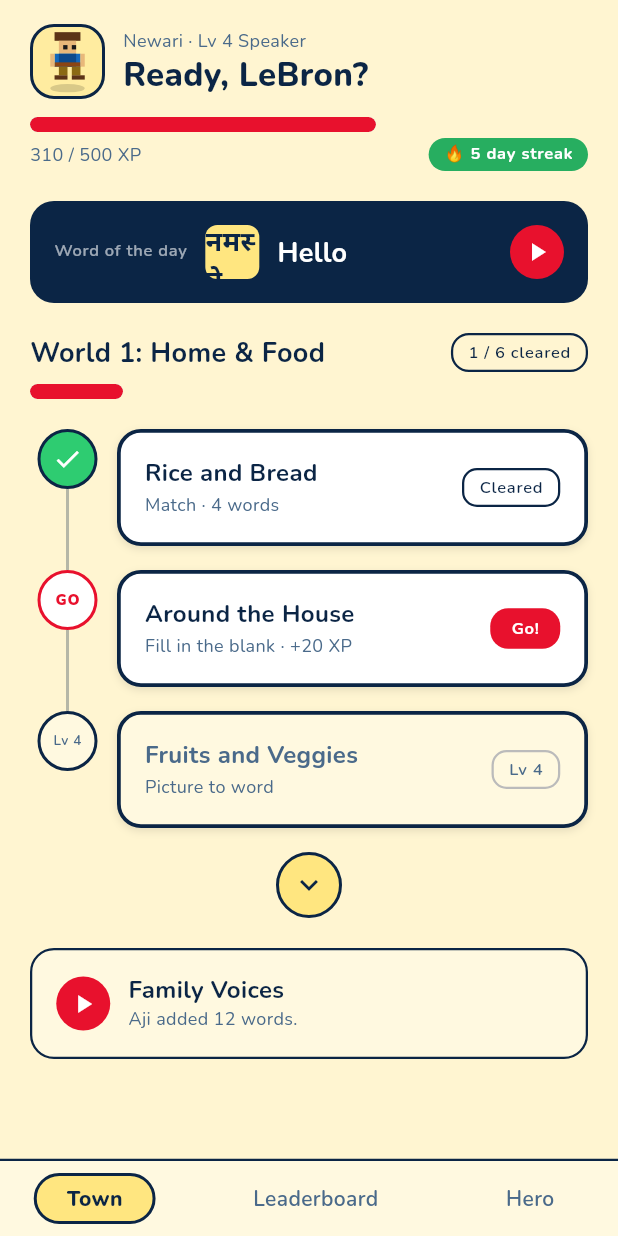
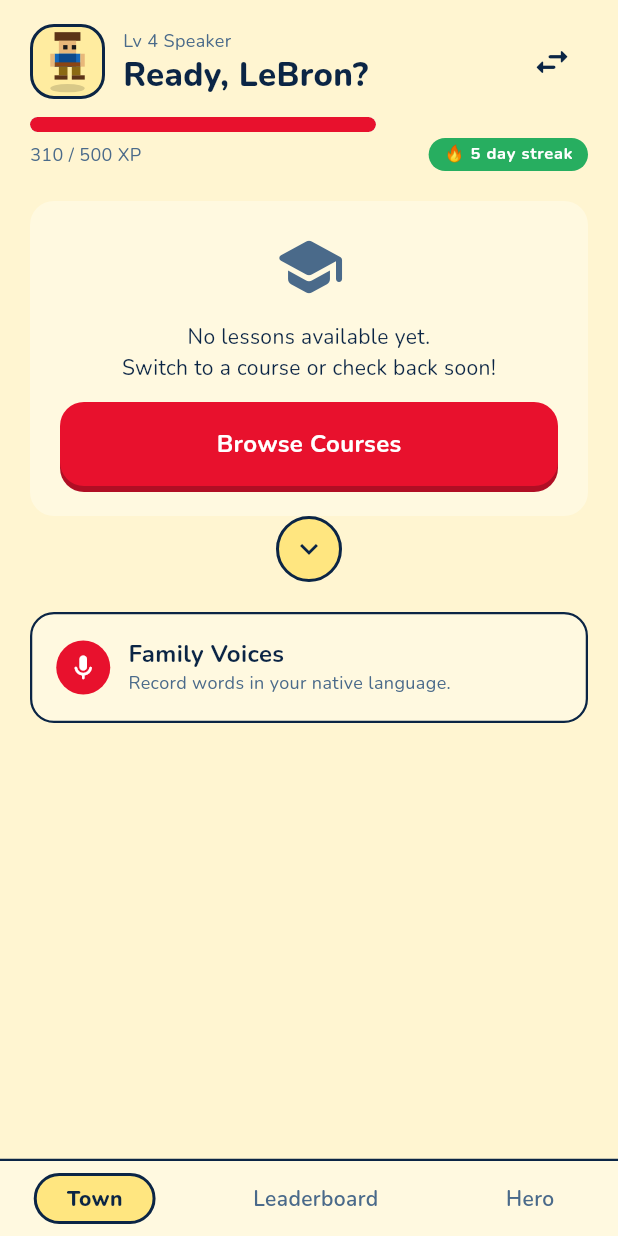
Before and after one commit to Prakritsigdel/glossa, a Flutter app: the TownScreen screen opened by its route, on a phone screen of 412 x 824 dp. Run offline on Flutter 3.47's test engine with Material 3 defaults, Android fonts, the phone set to English and light mode, and no system bars; our stand-ins replace flutter_riverpod, flutter_secure_storage, go_router; accounts and stored records are empty; network calls fail.

Commit message:
feat(town): group lessons by units and display progress

```diff
--- a/lib/features/town/screens/town_screen.dart
+++ b/lib/features/town/screens/town_screen.dart
@@ -6,6 +6,7 @@ import 'package:glossa_app/app/theme/glossa_colors.dart';
 import 'package:glossa_app/app/theme/glossa_typography.dart';
 import 'package:glossa_app/core/constants/spacing.dart';
 import 'package:glossa_app/core/widgets/glossa_card.dart';
+import 'package:glossa_app/core/widgets/glossa_button.dart';
 import 'package:glossa_app/core/widgets/hero_avatar.dart';
 import 'package:glossa_app/core/widgets/progress_bar.dart';
 import 'package:glossa_app/shared/providers/game_state_provider.dart';
@@ -20,12 +21,10 @@ class TownScreen extends ConsumerStatefulWidget {
 
 class _TownScreenState extends ConsumerState<TownScreen> {
   bool _isExpanded = false;
-  final Map<String, String> wordOfTheDay = {
-    'devanagari': 'नमस्ते',
-    'english': 'Hello',
-  };
+  bool _isStartingLesson = false;
 
   Future<void> _startLesson(Lesson lesson) async {
+    if (_isStartingLesson) return;
     if (lesson.status == LessonStatus.locked) {
       ScaffoldMessenger.of(context).showSnackBar(
         SnackBar(
@@ -36,6 +35,7 @@ class _TownScreenState extends ConsumerState<TownScreen> {
       );
       return;
     }
+    setState(() => _isStartingLesson = true);
     try {
       await ref.read(gameStateProvider.notifier).startLesson(lesson.id);
       if (mounted) {
@@ -46,6 +46,10 @@ class _TownScreenState extends ConsumerState<TownScreen> {
         ScaffoldMessenger.of(context)
             .showSnackBar(SnackBar(content: Text(error.toString())));
       }
+    } finally {
+      if (mounted) {
+        setState(() => _isStartingLesson = false);
+      }
     }
   }
 
@@ -54,10 +58,15 @@ class _TownScreenState extends ConsumerState<TownScreen> {
     final gs = ref.watch(gameStateProvider);
     final user = gs.user;
     final lessons = gs.lessons;
-    final cleared = lessons
-        .where((l) => l.status == LessonStatus.cleared)
-        .length;
-    final displayLessons = _isExpanded ? lessons : lessons.take(3).toList();
+    final units = gs.units;
+
+    // Group lessons by unitId
+    final lessonsByUnit = <int, List<Lesson>>{};
+    for (final lesson in lessons) {
+      if (lesson.unitId != null) {
+        lessonsByUnit.putIfAbsent(lesson.unitId!, () => []).add(lesson);
+      }
+    }
 
     return Scaffold(
       body: SafeArea(
@@ -73,7 +82,7 @@ class _TownScreenState extends ConsumerState<TownScreen> {
                   crossAxisAlignment: CrossAxisAlignment.start,
                   children: [
                     const SizedBox(height: Spacing.lg),
-                    // Player header
+                    // Player header with course switcher button
                     Row(
                       children: [
                         HeroAvatar(
@@ -88,7 +97,7 @@ class _TownScreenState extends ConsumerState<TownScreen> {
                             crossAxisAlignment: CrossAxisAlignment.start,
                             children: [
                               Text(
-                                '${user.languageName} · Lv ${user.level} ${user.heroClassName}',
+                                'Lv ${user.level} ${user.heroClassName}',
                                 style: GlossaTypography.bodySmall,
                               ),
                               Text(
@@ -97,6 +106,17 @@ class _TownScreenState extends ConsumerState<TownScreen> {
                               ),
                             ],
                           ),
+                        ),
+                        // Course switcher button
+                        IconButton(
+                          icon: const Icon(
+                            Icons.swap_horiz_rounded,
+                            color: GlossaColors.blueNavy,
+                            size: 28,
+                          ),
+                          onPressed: () =>
+                              context.push(AppRoutes.courseSwitcher),
+                          tooltip: 'Switch course',
                         ),
                       ],
                     ),
@@ -133,125 +153,59 @@ class _TownScreenState extends ConsumerState<TownScreen> {
                       ],
                     ),
                     const SizedBox(height: Spacing.xl),
-                    // Word of the day
+                    // Dynamic unit sections
+                    if (units.isEmpty)
                       Container(
-                      padding: const EdgeInsets.all(Spacing.lg),
+                        width: double.infinity,
+                        padding: const EdgeInsets.all(Spacing.xl),
                         decoration: BoxDecoration(
-                        color: GlossaColors.blueNavy,
-                        borderRadius: BorderRadius.circular(Spacing.cardRadius),
+                          color: GlossaColors.creamPale,
+                          borderRadius:
+                              BorderRadius.circular(Spacing.cardRadius),
                         ),
-                      child: Row(
+                        child: Column(
                           children: [
-                          Column(
-                            crossAxisAlignment: CrossAxisAlignment.start,
-                            children: [
+                            const Icon(Icons.school_rounded,
+                                size: 48, color: GlossaColors.textSubtle),
+                            const SizedBox(height: Spacing.md),
                             Text(
-                                'Word of the day',
-                                style: GlossaTypography.labelSmall.copyWith(
-                                  color: Colors.white60,
+                              'No lessons available yet.\nSwitch to a course or check back soon!',
+                              style: GlossaTypography.bodyMedium,
+                              textAlign: TextAlign.center,
                             ),
-                              ),
-                              const SizedBox(height: 2),
-                            ],
-                          ),
-                          const SizedBox(width: Spacing.md),
-                          Container(
-                            width: 36,
-                            height: 36,
-                            decoration: BoxDecoration(
-                              color: GlossaColors.yellowPrimary,
-                              borderRadius: BorderRadius.circular(8),
-                            ),
-                            child: Center(
-                              child: Text(
-                                wordOfTheDay['devanagari']!,
-                                style: const TextStyle(
-                                  fontFamily: 'NotoSansDevanagari',
-                                  fontSize: 18,
-                                  fontWeight: FontWeight.w700,
-                                ),
-                              ),
-                            ),
-                          ),
-                          const SizedBox(width: Spacing.md),
-                          Expanded(
-                            child: Text(
-                              wordOfTheDay['english']!,
-                              style: GlossaTypography.headlineMedium.copyWith(
-                                color: GlossaColors.white,
-                              ),
-                            ),
-                          ),
-                          Container(
-                            width: 36,
-                            height: 36,
-                            decoration: const BoxDecoration(
-                              color: GlossaColors.redAction,
-                              shape: BoxShape.circle,
-                            ),
-                            child: const Icon(
-                              Icons.play_arrow,
-                              color: GlossaColors.white,
-                              size: 20,
-                            ),
+                            const SizedBox(height: Spacing.md),
+                            GlossaButton(
+                              label: 'Browse Courses',
+                              onPressed: () =>
+                                  context.push(AppRoutes.courseSwitcher),
                             ),
                           ],
                         ),
-                    ),
-                    const SizedBox(height: Spacing.xl),
-                    // World progress
-                    Row(
-                      children: [
-                        Expanded(
-                          child: Text(
-                            'World 1: Home & Food',
-                            style: GlossaTypography.headlineMedium,
-                          ),
-                        ),
-                        Container(
-                          padding: const EdgeInsets.symmetric(
-                            horizontal: 10,
-                            vertical: 4,
-                          ),
-                          decoration: BoxDecoration(
-                            borderRadius: BorderRadius.circular(12),
-                            border: Border.all(
-                              color: GlossaColors.blueNavy,
-                              width: 1.5,
-                            ),
-                          ),
-                          child: Text(
-                            '$cleared / ${lessons.length} cleared',
-                            style: GlossaTypography.labelSmall.copyWith(
-                              color: GlossaColors.textDark,
-                            ),
-                          ),
-                        ),
-                      ],
-                    ),
-                    const SizedBox(height: Spacing.sm),
-                    GlossaProgressBar(
-                      progress: cleared / lessons.length,
-                      fillColor: GlossaColors.redAction,
-                    ),
-                    const SizedBox(height: Spacing.xl),
-                    // Lesson path
-                    ...displayLessons.asMap().entries.map((entry) {
-                      final i = entry.key;
-                      final lesson = entry.value;
-                      final isLast = i == displayLessons.length - 1;
-                      return _LessonPathItem(
-                        lesson: lesson,
-                        isLast: isLast,
-                        onStart: lesson.status == LessonStatus.current
-                            ? () => _startLesson(lesson)
-                            : null,
+                      )
+                    else
+                      ...units.map((unit) {
+                        final unitLessons = lessonsByUnit[unit.id] ?? [];
+                        if (unitLessons.isEmpty) return const SizedBox.shrink();
+                        final displayLessons = _isExpanded
+                            ? unitLessons
+                            : unitLessons.take(3).toList();
+                        return _UnitSection(
+                          unit: unit,
+                          clearedInUnit: unitLessons
+                              .where((l) =>
+                                  l.status == LessonStatus.cleared)
+                              .length,
+                          totalInUnit: unitLessons.length,
+                          lessons: displayLessons,
+                          onStart: _startLesson,
                         );
                       }),
                     // Expand/collapse button
+                    if (lessons.isNotEmpty)
                       Center(
                         child: GestureDetector(
-                        onTap: () => setState(() => _isExpanded = !_isExpanded),
+                          onTap: () =>
+                              setState(() => _isExpanded = !_isExpanded),
                           child: Container(
                             width: 44,
                             height: 44,
@@ -294,7 +248,7 @@ class _TownScreenState extends ConsumerState<TownScreen> {
                               shape: BoxShape.circle,
                             ),
                             child: const Icon(
-                              Icons.play_arrow,
+                              Icons.mic_rounded,
                               color: GlossaColors.white,
                               size: 20,
                             ),
@@ -309,7 +263,7 @@ class _TownScreenState extends ConsumerState<TownScreen> {
                                   style: GlossaTypography.headlineSmall,
                                 ),
                                 Text(
-                                  'Aji added 12 words.',
+                                  'Record words in your native language.',
                                   style: GlossaTypography.bodySmall,
                                 ),
                               ],
@@ -500,3 +454,74 @@ class _LessonPathItem extends StatelessWidget {
     }
   }
 }
+
+/// A section for a unit, showing the unit header and its lessons.
+class _UnitSection extends StatelessWidget {
+  final CourseUnit unit;
+  final int clearedInUnit;
+  final int totalInUnit;
+  final List<Lesson> lessons;
+  final Future<void> Function(Lesson) onStart;
+
+  const _UnitSection({
+    required this.unit,
+    required this.clearedInUnit,
+    required this.totalInUnit,
+    required this.lessons,
+    required this.onStart,
+  });
+
+  @override
+  Widget build(BuildContext context) {
+    return Column(
+      crossAxisAlignment: CrossAxisAlignment.start,
+      children: [
+        // Unit header with progress
+        Row(
+          children: [
+            Expanded(
+              child: Text(
+                unit.title,
+                style: GlossaTypography.headlineMedium,
+              ),
+            ),
+            Container(
+              padding: const EdgeInsets.symmetric(horizontal: 10, vertical: 4),
+              decoration: BoxDecoration(
+                borderRadius: BorderRadius.circular(12),
+                border: Border.all(color: GlossaColors.blueNavy, width: 1.5),
+              ),
+              child: Text(
+                '$clearedInUnit / $totalInUnit cleared',
+                style: GlossaTypography.labelSmall.copyWith(
+                  color: GlossaColors.textDark,
+                ),
+              ),
+            ),
+          ],
+        ),
+        const SizedBox(height: Spacing.sm),
+        GlossaProgressBar(
+          progress: totalInUnit > 0 ? clearedInUnit / totalInUnit : 0,
+          fillColor: clearedInUnit == totalInUnit
+              ? GlossaColors.successGreen
+              : GlossaColors.redAction,
+        ),
+        const SizedBox(height: Spacing.xl),
+        // Lesson path items
+        ...lessons.asMap().entries.map((entry) {
+          final i = entry.key;
+          final lesson = entry.value;
+          final isLast = i == lessons.length - 1;
+          return _LessonPathItem(
+            lesson: lesson,
+            isLast: isLast,
+            onStart: lesson.status == LessonStatus.current
+                ? () => onStart(lesson)
+                : null,
+          );
+        }),
+      ],
+    );
+  }
+}
```
Lines whose indentation alone changed are shown as unchanged.
